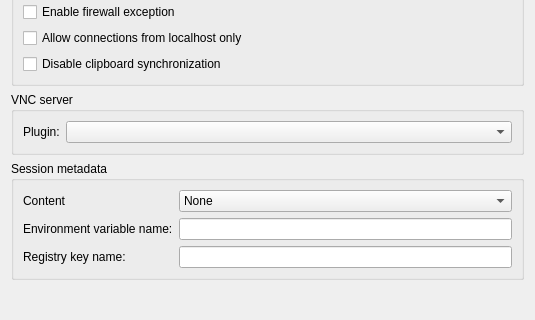
The window that configurator/src/ServiceConfigurationPage.ui (veyon/veyon) describes before a commit, drawn with Qt 5; both pictures show x 0 to 535 and y 505 to 825 of the 535 by 825 pixel window.
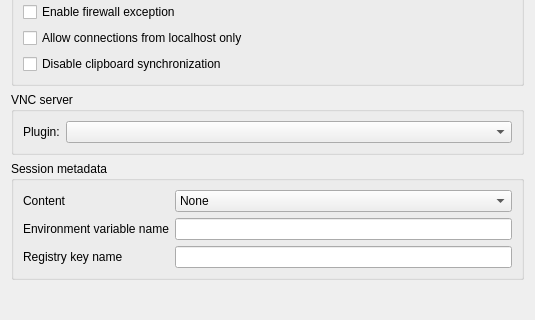
The same window after the commit. Icons and pictures are not drawn.

Commit message: ServiceConfigurationPage: drop colons from labels

```diff
--- a/configurator/src/ServiceConfigurationPage.ui
+++ b/configurator/src/ServiceConfigurationPage.ui
@@ -371,7 +371,7 @@
       <item row="1" column="0">
        <widget class="QLabel" name="sessionMetaDataEnvironmentVariableLabel">
         <property name="text">
-         <string>Environment variable name:</string>
+         <string>Environment variable name</string>
         </property>
        </widget>
       </item>
@@ -381,7 +381,7 @@
       <item row="2" column="0">
        <widget class="QLabel" name="sessionMetaDataRegistryKeyLabel">
         <property name="text">
-         <string>Registry key name:</string>
+         <string>Registry key name</string>
         </property>
        </widget>
       </item>
```
